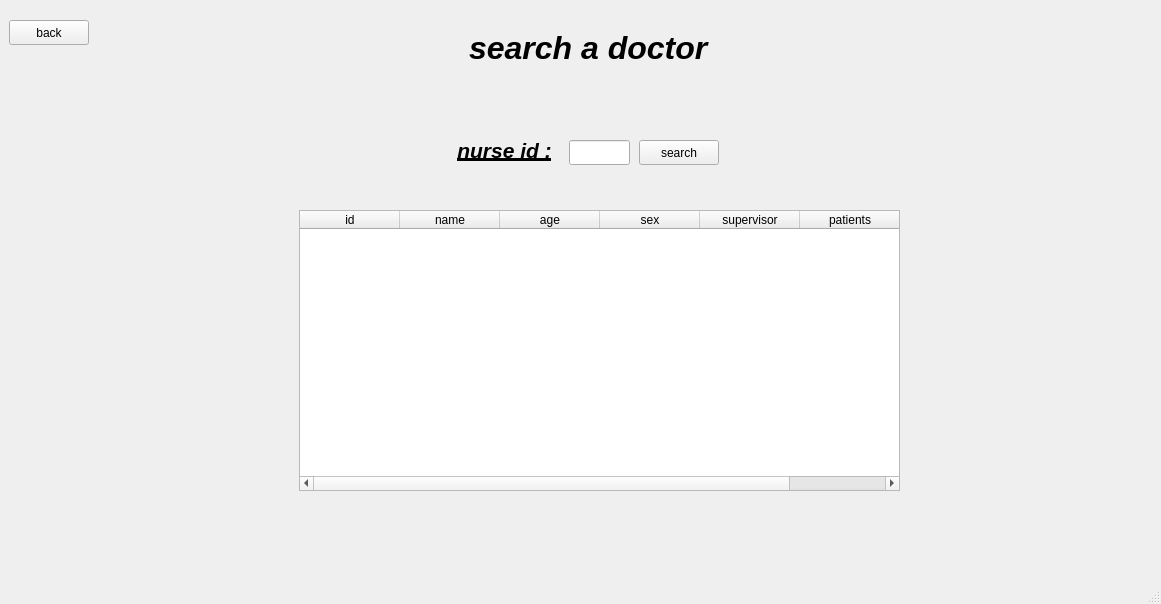
Qt form hospital/mainwindow.ui (midou5098/hospital-remake) before a commit.
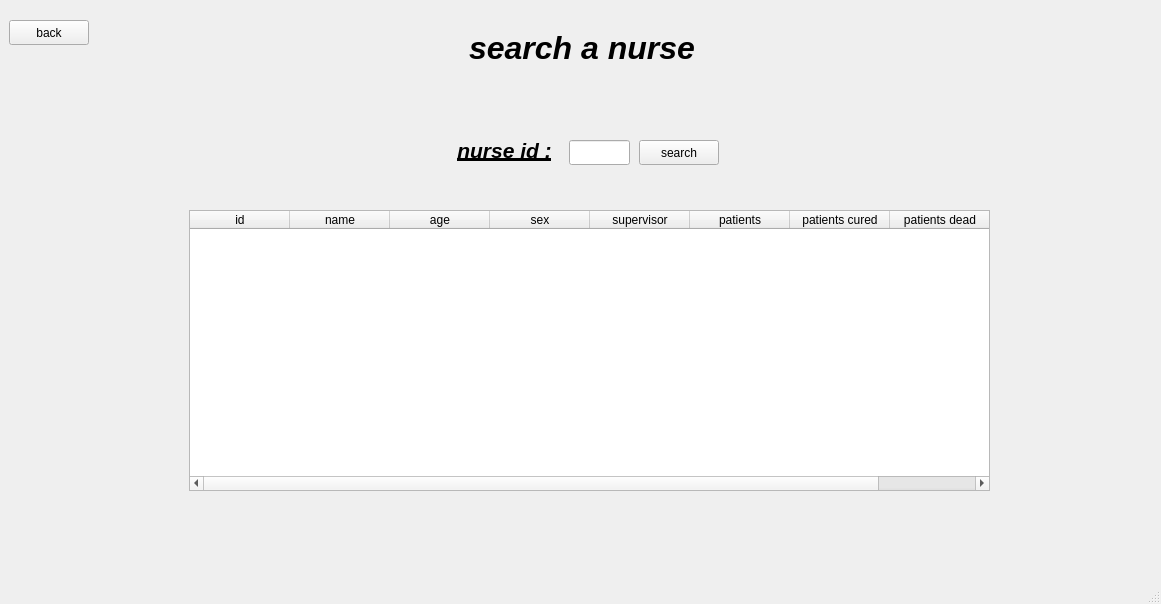
The same form after that commit. The open tabs and pages were chosen to show the change.

Commit message: nurse searching is implemented bugless

Patch:
```diff
--- a/hospital/mainwindow.ui
+++ b/hospital/mainwindow.ui
@@ -2563,7 +2563,7 @@
        </rect>
       </property>
       <property name="text">
-       <string>&lt;html&gt;&lt;head/&gt;&lt;body&gt;&lt;p&gt;&lt;span style=&quot; font-size:24pt; font-weight:700; font-style:italic;&quot;&gt;search a doctor&lt;/span&gt;&lt;/p&gt;&lt;p&gt;&lt;br/&gt;&lt;/p&gt;&lt;/body&gt;&lt;/html&gt;</string>
+       <string>&lt;html&gt;&lt;head/&gt;&lt;body&gt;&lt;p&gt;&lt;span style=&quot; font-size:24pt; font-weight:700; font-style:italic;&quot;&gt;search a nurse&lt;/span&gt;&lt;/p&gt;&lt;p&gt;&lt;br/&gt;&lt;/p&gt;&lt;/body&gt;&lt;/html&gt;</string>
       </property>
      </widget>
      <widget class="QPushButton" name="back_14">
@@ -2582,9 +2582,9 @@
      <widget class="QTableWidget" name="tableWidget_5">
       <property name="geometry">
        <rect>
-        <x>300</x>
+        <x>190</x>
         <y>200</y>
-        <width>601</width>
+        <width>801</width>
         <height>281</height>
        </rect>
       </property>
@@ -2618,6 +2618,16 @@
         <string>patients</string>
        </property>
       </column>
+      <column>
+       <property name="text">
+        <string>patients cured</string>
+       </property>
+      </column>
+      <column>
+       <property name="text">
+        <string>patients dead</string>
+       </property>
+      </column>
      </widget>
      <widget class="QLabel" name="message_18">
       <property name="geometry">
```
Left out of the diff: 6 changed lines with no effect on the pictures. The commit also changes 3 other files.
